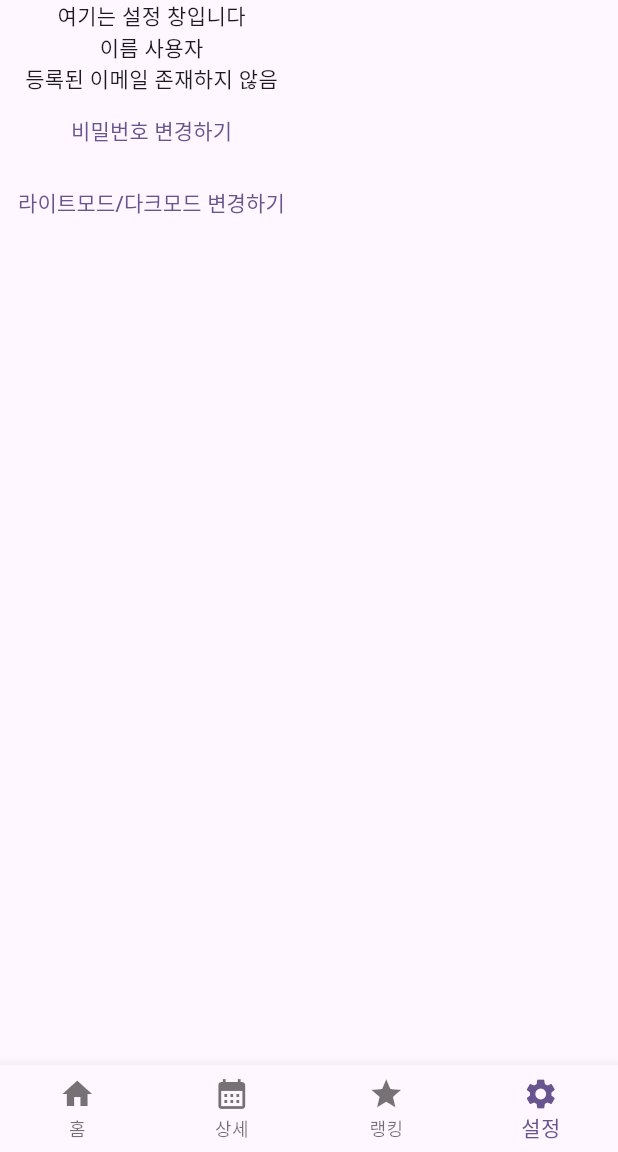
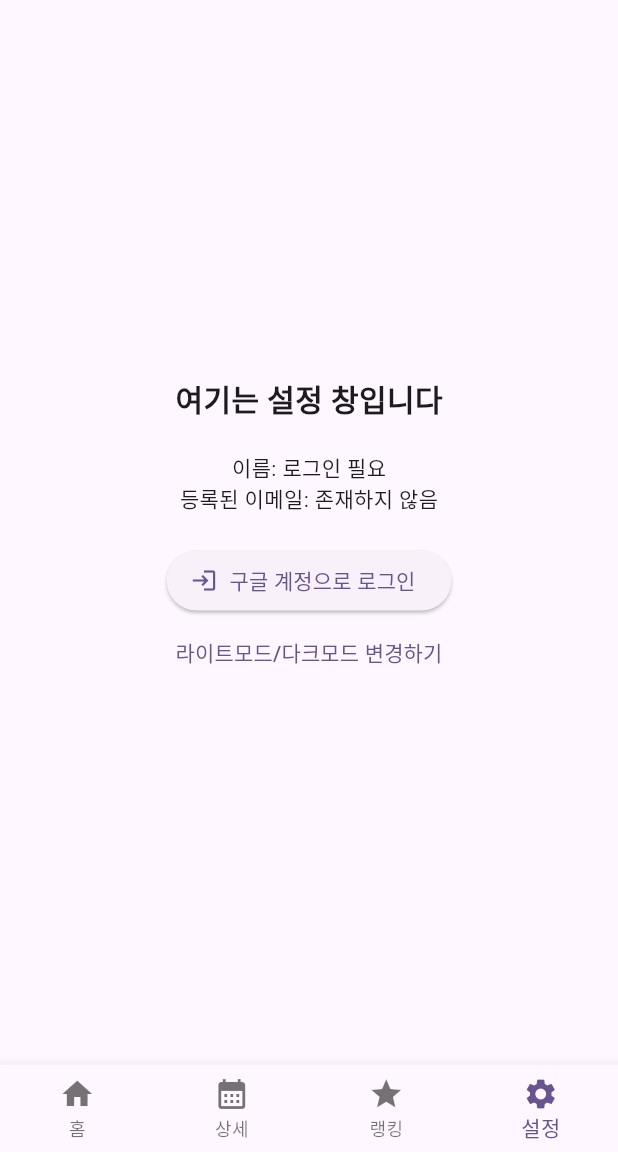
Before and after one commit to kimjw7815/zentime, a Flutter app: the screen it shows after launch, item 4 of the bottom bar chosen, on a phone screen of 412 x 824 dp, the part 84-1236 px from its top. Run offline on Flutter 3.47's test engine with Material 3 defaults, Android fonts, the phone set to English and light mode, and no system bars; our stand-ins replace google_sign_in, hive, hive_flutter; missing offline and left inert: flutter_accessibility_service, flutter_foreground_task, flutter_overlay_window; accounts and stored records are empty; network calls fail.

Commit message:
구글 로그인 기능 구현

```diff
--- a/zentime_app/lib/apps/homepage.dart
+++ b/zentime_app/lib/apps/homepage.dart
@@ -1,16 +1,11 @@
 import 'dart:convert';
-import 'dart:math';
 import './shared_imports.dart';
 import '../services/app_detection_service.dart';
 import 'package:http/http.dart' as http;
-import 'package:flutter/material.dart';
 import 'package:flutter_overlay_window/flutter_overlay_window.dart';
 import 'dart:async';
 import 'package:flutter_accessibility_service/flutter_accessibility_service.dart';
 import 'package:flutter_foreground_task/flutter_foreground_task.dart';
-import 'package:hive_flutter/hive_flutter.dart';
-import 'package:zentime/models/models.dart';
-import '../services/database_service.dart';
 
 Future<bool> checkAndRequestPermissions() async {
   // 오버레이 권한 체크
--- a/zentime_app/lib/apps/settingpage.dart
+++ b/zentime_app/lib/apps/settingpage.dart
@@ -1,29 +1,98 @@
+import 'homepage.dart';
 import './shared_imports.dart';
+import '../services/api_service.dart';
 
-class SettingPage extends StatelessWidget {
+class SettingPage extends StatefulWidget {
   final VoidCallback toggleTheme;
   const SettingPage({super.key, required this.toggleTheme});
 
   @override
+  State<SettingPage> createState() => _SettingPageState();
+}
+
+class _SettingPageState extends State<SettingPage> {
+  bool _isLoading = true;
+  UserAccountData? _account; // 👈 하이브에서 꺼낸 데이터를 담아둘 상태 변수
+
+  @override
+  void initState() {
+    super.initState();
+    _loadUserProfile(); // 화면 켜질 때 로드
+  }
+
+  // 💾 [정석 원칙] 열고 ➡️ 읽고 ➡️ 즉시 닫고 ➡️ setState
+  Future<void> _loadUserProfile() async {
+    setState(() => _isLoading = true);
+
+    var userBox = await Hive.openBox<UserAccountData>(DatabaseService.userBoxName);
+    _account = userBox.get('profile'); // 데이터 복사
+    await userBox.close(); // 용무 끝났으니 즉시 닫기 🔒
+
+    if (mounted) {
+      setState(() => _isLoading = false);
+    }
+  }
+
+  @override
   Widget build(BuildContext context) {
     return Scaffold(
-      body:ValueListenableBuilder(
-        // 1. 박스 타입을 DatabaseService에서 선언한 것과 동일하게 Box<List<dynamic>> 또는 Box로 맞춥니다.
-        valueListenable: Hive.box<UserAccountData>(DatabaseService.userBoxName).listenable(),
-        builder: (context, Box<UserAccountData> box, _) {
-          final account = box.get('profile');
-          return Column(
-            mainAxisAlignment: MainAxisAlignment.start,
-            children: [
-              const Text('여기는 설정 창입니다'),
-              Text('이름 ${account?.name ?? '사용자'}'),
-              Text('등록된 이메일 ${account?.email ?? '존재하지 않음'}'),
-              TextButton(onPressed: () => {}, child: Text('비밀번호 변경하기')),
-              TextButton(onPressed: toggleTheme, child: Text('라이트모드/다크모드 변경하기'))
-            ],
-          );
-        }
-      )
+      body: _isLoading
+          ? const Center(child: CircularProgressIndicator())
+          : Center(
+              child: Column(
+                mainAxisAlignment: MainAxisAlignment.center,
+                children: [
+                  const Text('여기는 설정 창입니다', style: TextStyle(fontSize: 20, fontWeight: FontWeight.bold)),
+                  const SizedBox(height: 20),
+
+                  // 이제 일반 상태 변수(_account)에서 안전하게 데이터를 뿌립니다.
+                  Text('이름: ${_account?.name ?? '로그인 필요'}'),
+                  Text('등록된 이메일: ${_account?.email ?? '존재하지 않음'}'),
+                  const SizedBox(height: 20),
+
+                  if (_account == null) ...[
+                    ElevatedButton.icon(
+                      icon: const Icon(Icons.login),
+                      label: const Text('구글 계정으로 로그인'),
+                      onPressed: () async {
+                        // 로그인 함수 내부에서 하이브 박스를 열고 닫는 작업이 완전히 끝난 뒤 돌아옵니다.
+                        bool success = await loginWithGoogleAndBackend();
+
+                        if (success) {
+                          // 💡 로그인이 성공했다면, 다시 박스를 열어서 새로 바뀐 프로필을 감지해옵니다.
+                          await _loadUserProfile();
+                        } else if (mounted) {
+                          ScaffoldMessenger.of(context).showSnackBar(
+                            const SnackBar(content: Text('로그인 실패!')),
+                          );
+                        }
+                      },
+                    ),
+                  ] else ...[
+                    TextButton(
+                      onPressed: () async {
+                        // 로그아웃 시에도 열고 ➡️ 지우고 ➡️ 즉시 닫기
+                        var userBox = await Hive.openBox<UserAccountData>(DatabaseService.userBoxName);
+                        await userBox.delete('profile');
+                        await userBox.close(); // 닫기
+
+                        var authBox = await Hive.openBox('authBox');
+                        await authBox.delete('jwt_token');
+                        await authBox.close(); // 닫기
+
+                        // 상단 프로필 변수 비우고 UI 갱신
+                        await _loadUserProfile();
+                      },
+                      child: const Text('로그아웃하기', style: TextStyle(color: Colors.red)),
+                    ),
+                  ],
+                  TextButton(
+                    onPressed: widget.toggleTheme,
+                    child: const Text('라이트모드/다크모드 변경하기'),
+                  )
+                ],
+              ),
+            ),
     );
   }
 }
--- a/zentime_app/pubspec.yaml
+++ b/zentime_app/pubspec.yaml
@@ -1,3 +1,4 @@
+# pubspec.yaml start
 name: zentime
 description: "A new Flutter project."
 # The following line prevents the package from being accidentally published to
@@ -40,6 +41,7 @@ dependencies:
   flutter_overlay_window: ^0.5.0
   flutter_accessibility_service: ^1.0.0
   flutter_foreground_task: ^9.2.2
+  google_sign_in: ^7.2.0
 
 dev_dependencies:
   flutter_test:
@@ -95,3 +97,4 @@ flutter:
   #
   # For details regarding fonts from package dependencies,
   # see https://flutter.dev/to/font-from-package
+# pubspec.yaml end
```
Also changed, not shown: zentime_app/lib/services/api_service.dart (+79 -0 lines), zentime_app/pubspec.lock, 3 other files.
